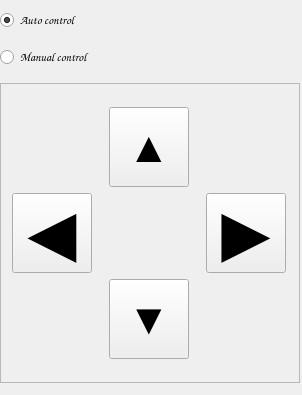
dvzadara/caminator, file ui/camera_control.ui: the form before one commit.
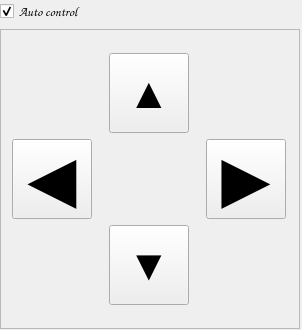
The form after the commit.

Commit message: change combobox to checkbox

The edit to the form file:
```diff
--- a/ui/camera_control.ui
+++ b/ui/camera_control.ui
@@ -7,7 +7,7 @@
     <x>0</x>
     <y>0</y>
     <width>302</width>
-    <height>395</height>
+    <height>330</height>
    </rect>
   </property>
   <property name="sizePolicy">
@@ -33,10 +33,11 @@
     <number>0</number>
    </property>
    <item>
-    <widget class="QRadioButton" name="radioButton">
+    <widget class="QCheckBox" name="checkBox">
      <property name="font">
       <font>
        <family>Comic Sans MS</family>
+       <pointsize>10</pointsize>
        <weight>75</weight>
        <bold>true</bold>
       </font>
@@ -49,20 +50,6 @@
      </property>
     </widget>
    </item>
-   <item>
-    <widget class="QRadioButton" name="radioButton_2">
-     <property name="font">
-      <font>
-       <family>Comic Sans MS</family>
-       <weight>75</weight>
-       <bold>true</bold>
-      </font>
-     </property>
-     <property name="text">
-      <string>Manual control</string>
-     </property>
-    </widget>
-   </item>
    <item>
     <widget class="QFrame" name="frame">
      <property name="sizePolicy">
```
The commit also changes 3 other files.
